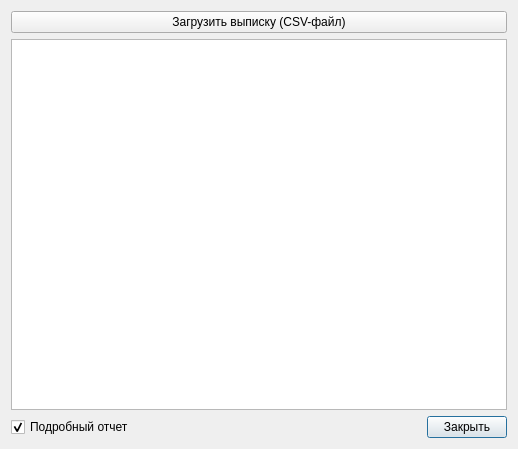
The window that designer/ui/matchingdialog.ui (Aleee/FinanceCalender) describes before a commit, drawn with Qt 5.
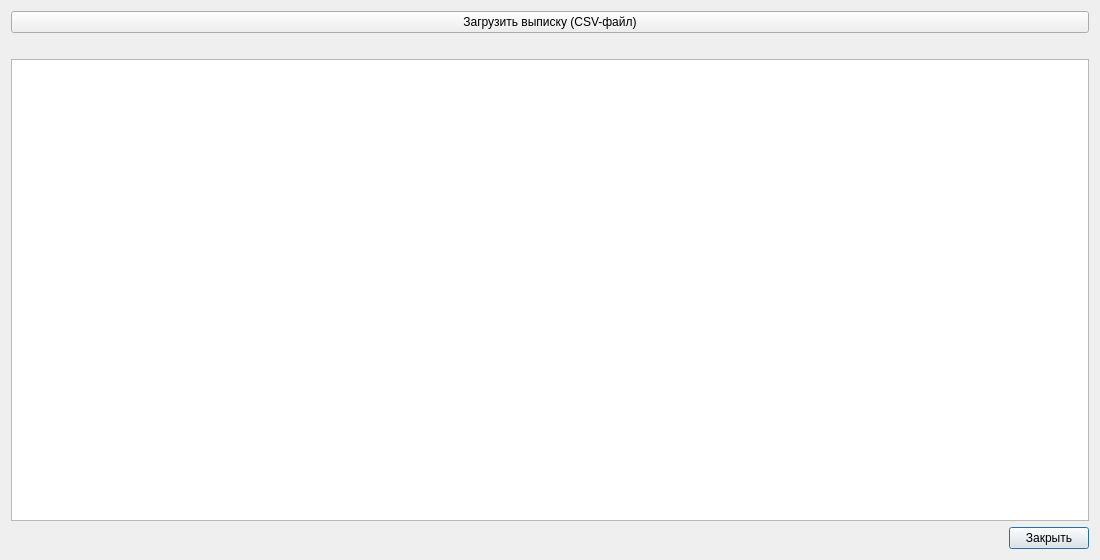
The same window after the commit.

The edit to the form file:
```diff
--- a/designer/ui/matchingdialog.ui
+++ b/designer/ui/matchingdialog.ui
@@ -6,15 +6,15 @@
    <rect>
     <x>0</x>
     <y>0</y>
-    <width>518</width>
-    <height>449</height>
+    <width>1100</width>
+    <height>560</height>
    </rect>
   </property>
   <property name="windowTitle">
    <string>Сверка выписки</string>
   </property>
   <layout class="QGridLayout" name="gridLayout">
-   <item row="2" column="1">
+   <item row="3" column="1">
     <spacer name="horizontalSpacer">
      <property name="orientation">
       <enum>Qt::Orientation::Horizontal</enum>
@@ -27,7 +27,7 @@
      </property>
     </spacer>
    </item>
-   <item row="2" column="2">
+   <item row="3" column="2">
     <widget class="QPushButton" name="pb_close">
      <property name="enabled">
       <bool>true</bool>
@@ -37,21 +37,30 @@
      </property>
     </widget>
    </item>
-   <item row="2" column="0">
-    <widget class="QCheckBox" name="chb_fullreport">
-     <property name="text">
-      <string>Подробный отчет</string>
-     </property>
-     <property name="checked">
-      <bool>true</bool>
-     </property>
-    </widget>
-   </item>
    <item row="1" column="0" colspan="3">
-    <widget class="QTextEdit" name="te_info">
-     <property name="readOnly">
+    <widget class="QLabel" name="lb_summary">
+     <property name="text">
+      <string/>
+     </property>
+    </widget>
+   </item>
+   <item row="2" column="0" colspan="3">
+    <widget class="QTableWidget" name="tw_discrepancies">
+     <property name="editTriggers">
+      <set>QAbstractItemView::EditTrigger::NoEditTriggers</set>
+     </property>
+     <property name="selectionMode">
+      <enum>QAbstractItemView::SelectionMode::NoSelection</enum>
+     </property>
+     <property name="verticalScrollMode">
+      <enum>QAbstractItemView::ScrollMode::ScrollPerPixel</enum>
+     </property>
+     <property name="wordWrap">
       <bool>true</bool>
      </property>
+     <attribute name="verticalHeaderVisible">
+      <bool>false</bool>
+     </attribute>
     </widget>
    </item>
    <item row="0" column="0" colspan="3">
```
